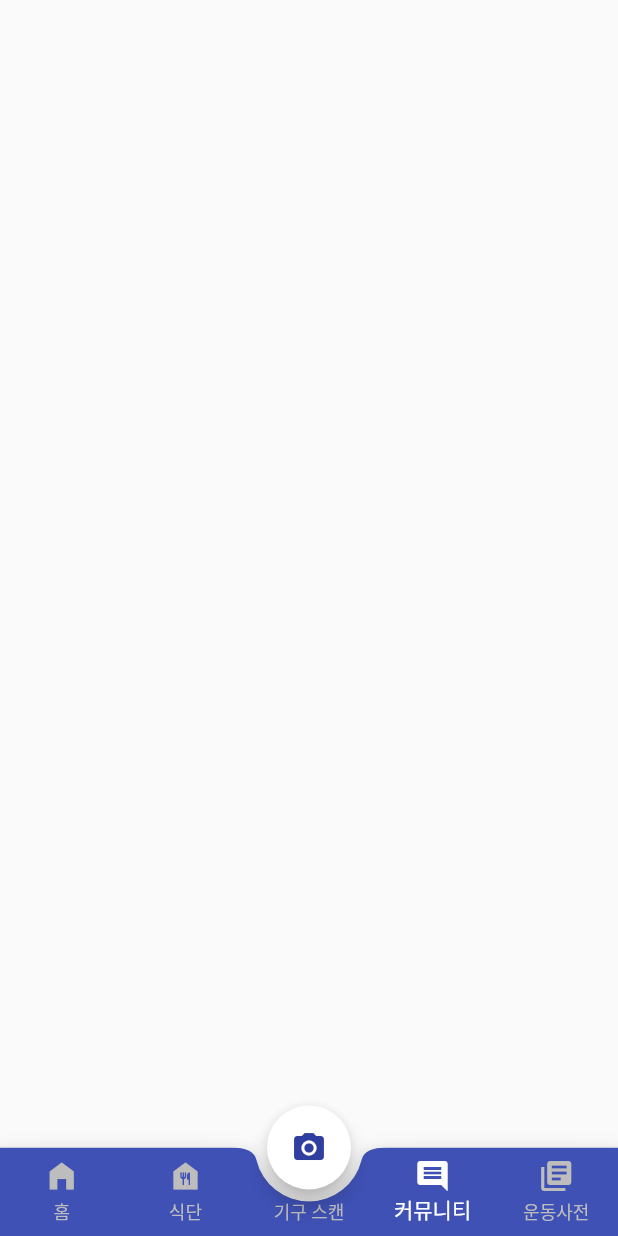
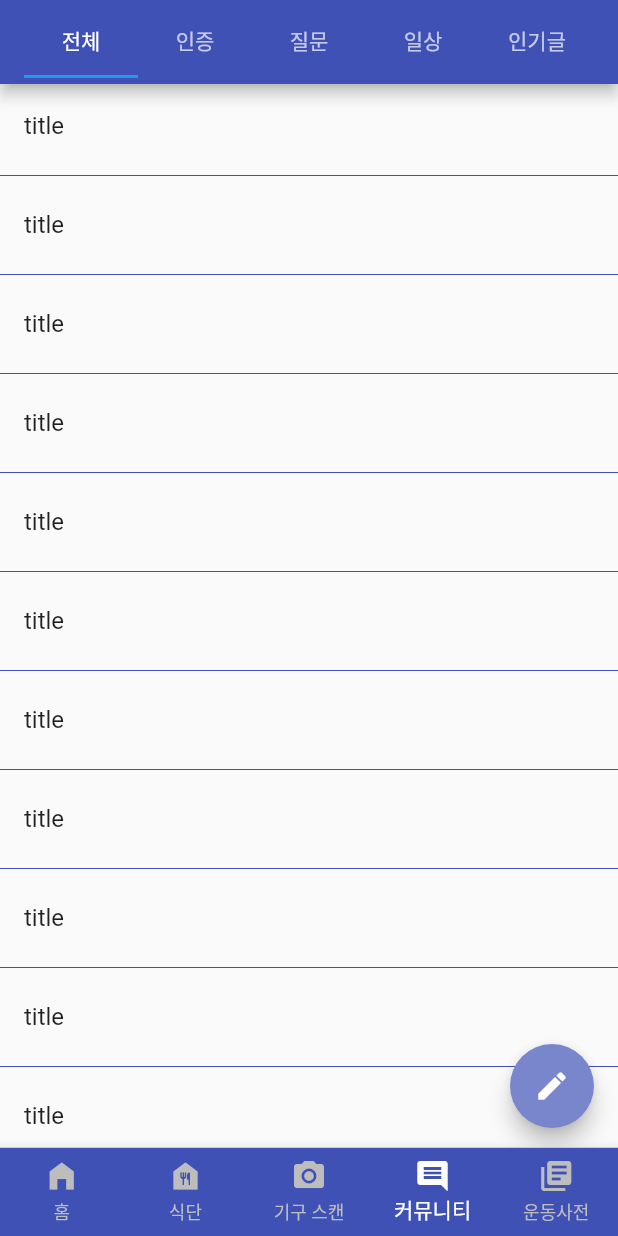
Before and after one commit to charmeee/healthine, a Flutter app: the screen it shows after launch, item 4 of the bottom bar chosen, on a phone screen of 412 x 824 dp. Run offline on Flutter 3.47's test engine with Material 2 defaults, Android fonts, the light colour scheme and no system bars; our stand-ins replace percent_indicator, qr_flutter, syncfusion_flutter_charts, table_calendar, youtube_player_iframe; missing offline and left inert: qr_code_scanner.

Commit message:
add commitystructure

```diff
--- a/healthin_user_app/lib/community/community.dart
+++ /dev/null
@@ -1,17 +0,0 @@
-import 'package:flutter/foundation.dart';
-import 'package:flutter/material.dart';
-import 'package:flutter/services.dart';
-
-class Community extends StatefulWidget {
-  const Community({Key? key}) : super(key: key);
-
-  @override
-  State<Community> createState() => _CommunityState();
-}
-
-class _CommunityState extends State<Community> {
-  @override
-  Widget build(BuildContext context) {
-    return Container();
-  }
-}
--- /dev/null
+++ b/healthin_user_app/lib/community/communitymain.dart
@@ -0,0 +1,79 @@
+import 'package:flutter/foundation.dart';
+import 'package:flutter/material.dart';
+import 'package:flutter/services.dart';
+
+import 'communitydetail.dart';
+
+class Community extends StatefulWidget {
+  const Community({Key? key}) : super(key: key);
+
+  @override
+  State<Community> createState() => _CommunityState();
+}
+
+class _CommunityState extends State<Community> {
+  @override
+  Widget build(BuildContext context) {
+    return DefaultTabController(
+      length: 5,
+      child: Scaffold(
+        appBar: AppBar(
+          backgroundColor: Colors.indigo,
+          title: TabBar(
+            tabs: [
+              Tab(text: '전체'),
+              Tab(text: '인증'),
+              Tab(text: '질문'),
+              Tab(text: '일상'),
+              Tab(text: '인기글'),
+            ],
+          ),
+        ),
+        body: TabBarView(
+          children: [
+            Container(
+              child: ListView.separated(
+                itemCount: 20,
+                itemBuilder: (context, index) {
+                  return ListTile(
+                    title: Text("title"),
+                    onTap: () {
+                      Navigator.push(
+                          context,
+                          MaterialPageRoute(
+                              builder: (context) => Communitydetail()));
+                    },
+                  );
+                },
+                separatorBuilder: (BuildContext context, int index) => Divider(
+                  height: 10,
+                  color: Colors.indigo,
+                ),
+              ),
+            ),
+            Container(color: Colors.yellow),
+            Container(
+              color: Colors.greenAccent,
+            ),
+            Container(
+              color: Colors.amber,
+            ),
+            Container()
+          ],
+        ),
+        floatingActionButton: FloatingActionButton(
+          backgroundColor: Colors.indigo[300],
+          tooltip: "글쓰기",
+          onPressed: () {},
+          child: Icon(
+            Icons.edit,
+            color: Colors.white,
+          ),
+        ),
+        bottomNavigationBar: SizedBox(
+          height: kBottomNavigationBarHeight,
+        ),
+      ),
+    );
+  }
+}
--- a/healthin_user_app/lib/exercisewatch/youtubePlayer.dart
+++ b/healthin_user_app/lib/exercisewatch/youtubePlayer.dart
@@ -4,6 +4,8 @@ import 'package:flutter/services.dart';
 import 'package:youtube_player_iframe/youtube_player_iframe.dart';
 import 'dart:convert';
 import '../models.dart';
+
+// 내가봣을때 걍 유튜브링크 넘겨줘서 webview로 보는게 더 맞는거 가틈..
 
 class HealthYoutubePlayer extends StatefulWidget {
   const HealthYoutubePlayer({Key? key}) : super(key: key);
--- a/healthin_user_app/lib/main.dart
+++ b/healthin_user_app/lib/main.dart
@@ -1,5 +1,5 @@
 import 'package:flutter/material.dart';
-import 'package:healthin/community/community.dart';
+import 'package:healthin/community/communitymain.dart';
 import 'package:healthin/diet/diet.dart';
 import 'package:healthin/qrscan/qrscanpage.dart';
 import 'package:healthin/dictionary/dictionary.dart';
@@ -49,23 +49,33 @@ class _MyAppState extends State<MyApp> {
         // ),
         body: _widgetOptions.elementAt(_selectedIndex),
 
-        floatingActionButton: FloatingActionButton(
-          tooltip: "운동기구 스캔",
-          backgroundColor: Colors.white,
-          onPressed: () {
-            Navigator.push(
-                context,
-                MaterialPageRoute(
-                    builder: (context) => QrScanPage(
-                        didexercise: didexercise,
-                        addDidexercise: addDidexercise)));
-          },
-          child: Icon(
-            Icons.camera_alt,
-            color: Colors.indigo[700],
-          ),
-        ),
-        floatingActionButtonLocation: FloatingActionButtonLocation.centerDocked,
+        // floatingActionButton: FloatingActionButton(
+        //   tooltip: "운동기구 스캔",
+        //   backgroundColor: Colors.white,
+        //   onPressed: () {
+        //     Navigator.push(
+        //         context,
+        //         MaterialPageRoute(
+        //             builder: (context) => QrScanPage(
+        //                 didexercise: didexercise,
+        //                 addDidexercise: addDidexercise)));
+        //   },
+        //   child: Icon(
+        //     Icons.camera_alt,
+        //     color: Colors.indigo[700],
+        //   ),
+        // ),
+        // floatingActionButton: _selectedIndex == 3
+        //     ? FloatingActionButton(
+        //         backgroundColor: Colors.indigo[300],
+        //         tooltip: "글쓰기",
+        //         onPressed: () {},
+        //         child: Icon(
+        //           Icons.edit,
+        //           color: Colors.white,
+        //         ),
+        //       )
+        //     : null,
         bottomNavigationBar: BottomAppBar(
             notchMargin: 8,
             shape: CircularNotchedRectangle(),
@@ -75,9 +85,18 @@ class _MyAppState extends State<MyApp> {
               type: BottomNavigationBarType.fixed,
               currentIndex: _selectedIndex,
               onTap: (int index) {
-                setState(() {
-                  _selectedIndex = index;
-                });
+                if (index == 2) {
+                  Navigator.push(
+                      context,
+                      MaterialPageRoute(
+                          builder: (context) => QrScanPage(
+                              didexercise: didexercise,
+                              addDidexercise: addDidexercise)));
+                } else {
+                  setState(() {
+                    _selectedIndex = index;
+                  });
+                }
               },
               unselectedItemColor: Colors.grey[400],
               selectedItemColor: Colors.white,
```
Also changed, not shown: healthin_user_app/lib/community/communitydetail.dart (added, +104 -0 lines), healthin_user_app/lib/home/home2.dart (+2 -5 lines), 1 other file.
